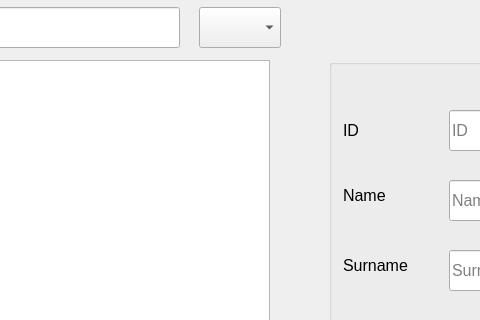
Old version of the form Sqlite_DB/secdialog.ui in the repository AnishBharati/Qt-HMS; both pictures show x 301 to 781 and y 0 to 320 of the 1065 by 664 pixel window.
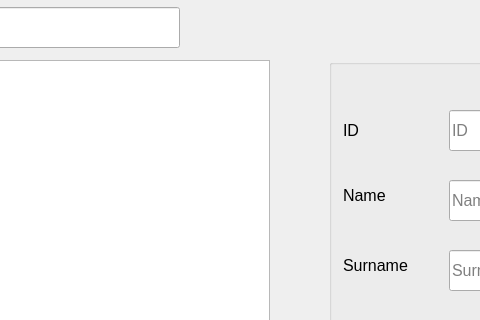
New version of the form.

Diff of the .ui file:
```diff
--- a/Sqlite_DB/secdialog.ui
+++ b/Sqlite_DB/secdialog.ui
@@ -272,21 +272,6 @@
     <string>LOAD TABLE</string>
    </property>
   </widget>
-  <widget class="QComboBox" name="cbColumnas">
-   <property name="geometry">
-    <rect>
-     <x>500</x>
-     <y>7</y>
-     <width>82</width>
-     <height>41</height>
-    </rect>
-   </property>
-   <property name="font">
-    <font>
-     <pointsize>12</pointsize>
-    </font>
-   </property>
-  </widget>
   <widget class="QLineEdit" name="lineEdit">
    <property name="geometry">
     <rect>
```
